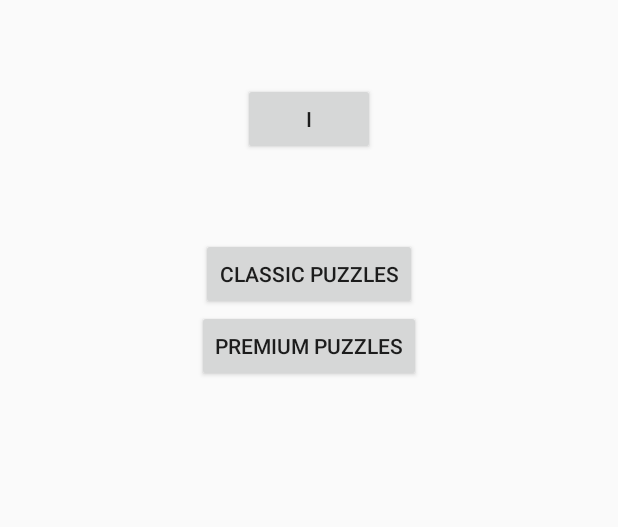
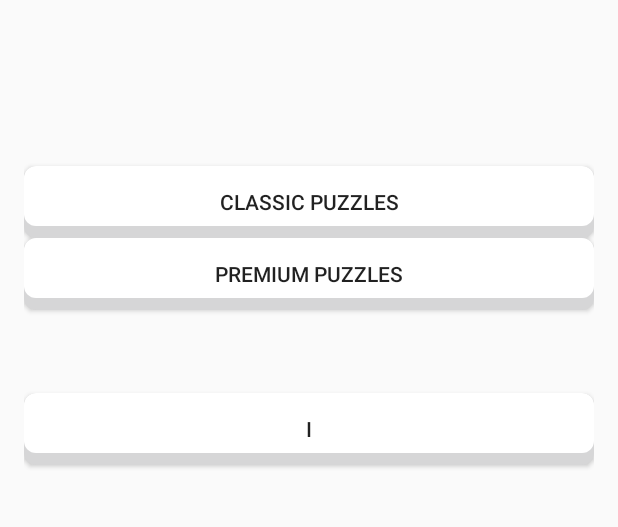
Before and after one commit to louis-/kami-like, an Android app: the screen it shows after launch (MainActivity), on a phone screen of 412 x 824 dp, the part 68-595 px from its top. Run offline under Robolectric (Android 15) with nearby library versions, the phone set to English and light mode, and no system bars.

Commit message:
Work on grid drawing and flat buttons

```diff
--- /dev/null
+++ b/app/src/main/res/drawable/flat_selector.xml
@@ -0,0 +1,4 @@
+<selector xmlns:android="http://schemas.android.com/apk/res/android">
+    <item android:state_pressed="true" android:drawable="@drawable/rect_pressed"/>
+    <item android:drawable="@drawable/rect_normal"/>
+</selector>
--- /dev/null
+++ b/app/src/main/res/drawable/rect_normal.xml
@@ -0,0 +1,10 @@
+<layer-list xmlns:android="http://schemas.android.com/apk/res/android">
+    <item android:drawable="@drawable/rect_pressed" />
+
+    <item android:bottom="@dimen/layer_padding">
+        <shape android:shape="rectangle">
+            <corners android:radius="@dimen/corner_radius" />
+            <solid android:color="@android:color/white" />
+        </shape>
+    </item>
+</layer-list>
--- /dev/null
+++ b/app/src/main/res/drawable/rect_pressed.xml
@@ -0,0 +1,5 @@
+<shape xmlns:android="http://schemas.android.com/apk/res/android"
+    android:shape="rectangle">
+    <corners android:radius="@dimen/corner_radius" />
+    <solid android:color="@color/blue_pressed" />
+</shape>
--- a/app/src/main/res/layout/content_kami.xml
+++ b/app/src/main/res/layout/content_kami.xml
@@ -32,39 +32,47 @@
         <Space
             android:layout_width="match_parent"
             android:layout_height="wrap_content"
+            android:layout_gravity="right"
+            android:layout_weight="0.09" />
+
+        <Space
+            android:layout_width="match_parent"
+            android:layout_height="wrap_content"
             android:layout_gravity="center_horizontal"
             android:layout_weight="0.09" />
 
         <Button
-            android:layout_width="wrap_content"
+            android:layout_width="fill_parent"
+            android:layout_height="wrap_content"
+            android:text="Classic Puzzles"
+            android:id="@+id/buttonClassicPuzzles"
+            android:onClick="onClickClassicPuzzles"
+            android:background="@drawable/flat_selector"
+            android:layout_gravity="center_horizontal" />
+
+        <Button
+            style="?android:attr/buttonStyleSmall"
+            android:layout_width="fill_parent"
+            android:layout_height="wrap_content"
+            android:text="Premium puzzles"
+            android:id="@+id/buttonPremiumPuzzles"
+            android:onClick="onClickPremiumPuzzles"
+            android:background="@drawable/flat_selector"
+            android:layout_gravity="center_horizontal" />
+
+        <Space
+            android:layout_width="match_parent"
+            android:layout_height="wrap_content"
+            android:layout_weight="0.09" />
+
+        <Button
+            android:layout_width="fill_parent"
             android:layout_height="wrap_content"
             android:text="i"
             android:id="@+id/buttonInfo"
             android:onClick="onClickInfo"
+            android:background="@drawable/flat_selector"
             android:layout_gravity="center_horizontal"/>
-
-        <Space
-            android:layout_width="match_parent"
-            android:layout_height="wrap_content"
-            android:layout_gravity="right"
-            android:layout_weight="0.09" />
-
-        <Button
-            android:layout_width="wrap_content"
-            android:layout_height="wrap_content"
-            android:text="Classic Puzzles"
-            android:id="@+id/buttonClassicPuzzles"
-            android:onClick="onClickClassicPuzzles"
-            android:layout_gravity="center_horizontal" />
-
-        <Button
-            style="?android:attr/buttonStyleSmall"
-            android:layout_width="wrap_content"
-            android:layout_height="wrap_content"
-            android:text="Premium puzzles"
-            android:id="@+id/buttonPremiumPuzzles"
-            android:onClick="onClickPremiumPuzzles"
-            android:layout_gravity="center_horizontal" />
 
     </LinearLayout>
 
```
Also changed, not shown: app/src/main/java/com/example/louis/kami_like/GameActivity.java (+19 -0 lines), app/src/main/java/com/example/louis/kami_like/GameGrid.java (+19 -1 lines).
